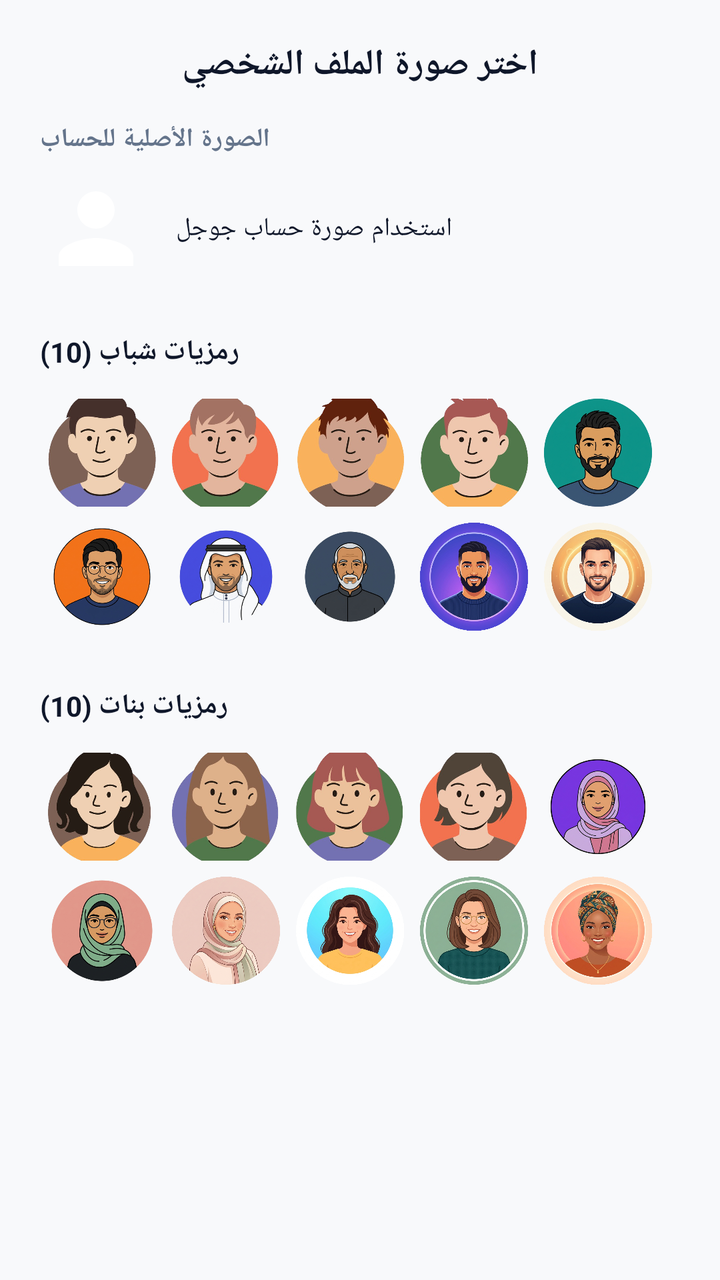
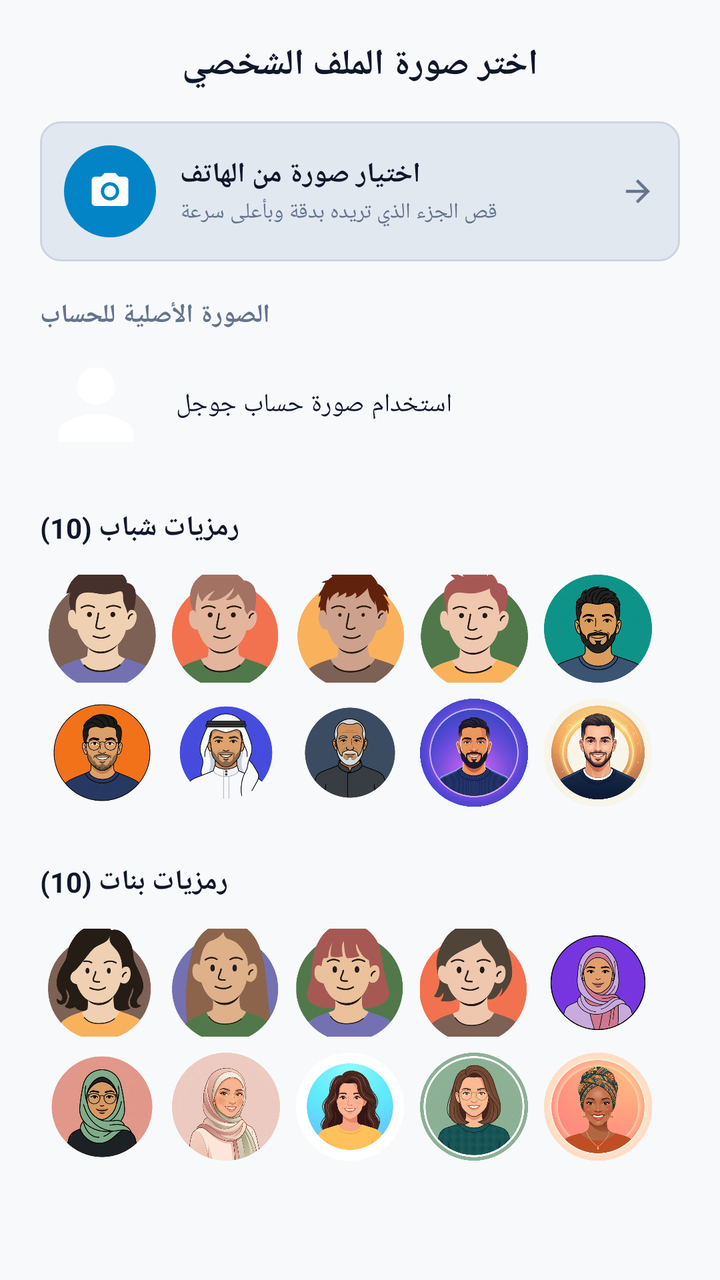

The first picture is an Android layout as it rendered before a commit; the second is the same layout after the commit. The layout source and the unified diff follow.
<!-- AndroidManifest.xml: application theme Theme.Material3.DayNight.NoActionBar -->
<!-- res/layout/dialog_select_avatar.xml -->
<?xml version="1.0" encoding="utf-8"?>
<LinearLayout xmlns:android="http://schemas.android.com/apk/res/android"
    android:layout_width="match_parent"
    android:layout_height="wrap_content"
    android:background="@color/bg_main"
    android:layoutDirection="locale"
    android:orientation="vertical"
    android:padding="20dp">

    
    <TextView
        android:layout_width="wrap_content"
        android:layout_height="wrap_content"
        android:layout_gravity="center_horizontal"
        android:layout_marginBottom="16dp"
        android:text="@string/select_avatar_title"
        android:textColor="@color/text_primary"
        android:textSize="18sp"
        android:textStyle="bold" />

    
    <ScrollView
        android:layout_width="match_parent"
        android:layout_height="wrap_content"
        android:scrollbars="vertical"
        android:fadeScrollbars="false">

        <LinearLayout
            android:layout_width="match_parent"
            android:layout_height="wrap_content"
            android:orientation="vertical">

            
            <TextView
                android:layout_width="wrap_content"
                android:layout_height="wrap_content"
                android:layout_marginBottom="8dp"
                android:text="الصورة الأصلية للحساب"
                android:textColor="@color/text_secondary"
                android:textSize="13sp"
                android:textStyle="bold" />

            <LinearLayout
                android:layout_width="match_parent"
                android:layout_height="wrap_content"
                android:layout_marginBottom="16dp"
                android:gravity="center_vertical"
                android:orientation="horizontal">

                <ImageView
                    android:id="@+id/ivGooglePhoto"
                    android:layout_width="56dp"
                    android:layout_height="56dp"
                    android:background="?attr/selectableItemBackgroundBorderless"
                    android:clickable="true"
                    android:focusable="true"
                    android:scaleType="centerCrop"
                    android:src="@drawable/ic_profile" />

                <TextView
                    android:layout_width="wrap_content"
                    android:layout_height="wrap_content"
                    android:layout_marginStart="12dp"
                    android:text="استخدام صورة حساب جوجل"
                    android:textColor="@color/text_primary"
                    android:textSize="13sp" />
            </LinearLayout>

            
            <TextView
                android:layout_width="wrap_content"
                android:layout_height="wrap_content"
                android:layout_marginTop="8dp"
                android:layout_marginBottom="10dp"
                android:text="رمزيات شباب (10)"
                android:textColor="@color/text_primary"
                android:textSize="14sp"
                android:textStyle="bold" />

            <GridLayout
                android:layout_width="match_parent"
                android:layout_height="wrap_content"
                android:alignmentMode="alignMargins"
                android:columnCount="5"
                android:gravity="center"
                android:layout_marginBottom="16dp">

                <ImageView
                    android:id="@+id/ivAvatar5"
                    android:layout_width="54dp"
                    android:layout_height="54dp"
                    android:layout_margin="4dp"
                    android:background="?attr/selectableItemBackgroundBorderless"
                    android:clickable="true"
                    android:focusable="true"
                    android:scaleType="centerCrop"
                    android:src="@drawable/avatar_5" />

                <ImageView
                    android:id="@+id/ivAvatar6"
                    android:layout_width="54dp"
                    android:layout_height="54dp"
                    android:layout_margin="4dp"
                    android:background="?attr/selectableItemBackgroundBorderless"
                    android:clickable="true"
                    android:focusable="true"
                    android:scaleType="centerCrop"
                    android:src="@drawable/avatar_6" />

                <ImageView
                    android:id="@+id/ivAvatar7"
                    android:layout_width="54dp"
                    android:layout_height="54dp"
                    android:layout_margin="4dp"
                    android:background="?attr/selectableItemBackgroundBorderless"
                    android:clickable="true"
                    android:focusable="true"
                    android:scaleType="centerCrop"
                    android:src="@drawable/avatar_7" />

                <ImageView
                    android:id="@+id/ivAvatar8"
                    android:layout_width="54dp"
                    android:layout_height="54dp"
                    android:layout_margin="4dp"
                    android:background="?attr/selectableItemBackgroundBorderless"
                    android:clickable="true"
                    android:focusable="true"
                    android:scaleType="centerCrop"
                    android:src="@drawable/avatar_8" />

                <ImageView
                    android:id="@+id/ivAvatar9"
                    android:layout_width="54dp"
                    android:layout_height="54dp"
                    android:layout_margin="4dp"
                    android:background="?attr/selectableItemBackgroundBorderless"
                    android:clickable="true"
                    android:focusable="true"
                    android:scaleType="centerCrop"
                    android:src="@drawable/avatar_9" />

                <ImageView
                    android:id="@+id/ivAvatar11"
                    android:layout_width="54dp"
                    android:layout_height="54dp"
                    android:layout_margin="4dp"
                    android:background="?attr/selectableItemBackgroundBorderless"
                    android:clickable="true"
                    android:focusable="true"
                    android:scaleType="centerCrop"
                    android:src="@drawable/avatar_11" />

                <ImageView
                    android:id="@+id/ivAvatar12"
                    android:layout_width="54dp"
                    android:layout_height="54dp"
                    android:layout_margin="4dp"
                    android:background="?attr/selectableItemBackgroundBorderless"
                    android:clickable="true"
                    android:focusable="true"
                    android:scaleType="centerCrop"
                    android:src="@drawable/avatar_12" />

                <ImageView
                    android:id="@+id/ivAvatar14"
                    android:layout_width="54dp"
                    android:layout_height="54dp"
                    android:layout_margin="4dp"
                    android:background="?attr/selectableItemBackgroundBorderless"
                    android:clickable="true"
                    android:focusable="true"
                    android:scaleType="centerCrop"
                    android:src="@drawable/avatar_14" />

                <ImageView
                    android:id="@+id/ivAvatar19"
                    android:layout_width="54dp"
                    android:layout_height="54dp"
                    android:layout_margin="4dp"
                    android:background="?attr/selectableItemBackgroundBorderless"
                    android:clickable="true"
                    android:focusable="true"
                    android:scaleType="centerCrop"
                    android:src="@drawable/avatar_19" />

                <ImageView
                    android:id="@+id/ivAvatar20"
                    android:layout_width="54dp"
                    android:layout_height="54dp"
                    android:layout_margin="4dp"
                    android:background="?attr/selectableItemBackgroundBorderless"
                    android:clickable="true"
                    android:focusable="true"
                    android:scaleType="centerCrop"
                    android:src="@drawable/avatar_20" />
            </GridLayout>

            
            <TextView
                android:layout_width="wrap_content"
                android:layout_height="wrap_content"
                android:layout_marginTop="8dp"
                android:layout_marginBottom="10dp"
                android:text="رمزيات بنات (10)"
                android:textColor="@color/text_primary"
                android:textSize="14sp"
                android:textStyle="bold" />

            <GridLayout
                android:layout_width="match_parent"
                android:layout_height="wrap_content"
                android:alignmentMode="alignMargins"
                android:columnCount="5"
                android:gravity="center"
                android:layout_marginBottom="12dp">

                <ImageView
                    android:id="@+id/ivAvatar1"
                    android:layout_width="54dp"
                    android:layout_height="54dp"
                    android:layout_margin="4dp"
                    android:background="?attr/selectableItemBackgroundBorderless"
                    android:clickable="true"
                    android:focusable="true"
                    android:scaleType="centerCrop"
                    android:src="@drawable/avatar_1" />

                <ImageView
                    android:id="@+id/ivAvatar2"
                    android:layout_width="54dp"
                    android:layout_height="54dp"
                    android:layout_margin="4dp"
                    android:background="?attr/selectableItemBackgroundBorderless"
                    android:clickable="true"
                    android:focusable="true"
                    android:scaleType="centerCrop"
                    android:src="@drawable/avatar_2" />

                <ImageView
                    android:id="@+id/ivAvatar3"
                    android:layout_width="54dp"
                    android:layout_height="54dp"
                    android:layout_margin="4dp"
                    android:background="?attr/selectableItemBackgroundBorderless"
                    android:clickable="true"
                    android:focusable="true"
                    android:scaleType="centerCrop"
                    android:src="@drawable/avatar_3" />

                <ImageView
                    android:id="@+id/ivAvatar4"
                    android:layout_width="54dp"
                    android:layout_height="54dp"
                    android:layout_margin="4dp"
                    android:background="?attr/selectableItemBackgroundBorderless"
                    android:clickable="true"
                    android:focusable="true"
                    android:scaleType="centerCrop"
                    android:src="@drawable/avatar_4" />

                <ImageView
                    android:id="@+id/ivAvatar10"
                    android:layout_width="54dp"
                    android:layout_height="54dp"
                    android:layout_margin="4dp"
                    android:background="?attr/selectableItemBackgroundBorderless"
                    android:clickable="true"
                    android:focusable="true"
                    android:scaleType="centerCrop"
                    android:src="@drawable/avatar_10" />

                <ImageView
                    android:id="@+id/ivAvatar13"
                    android:layout_width="54dp"
                    android:layout_height="54dp"
                    android:layout_margin="4dp"
                    android:background="?attr/selectableItemBackgroundBorderless"
                    android:clickable="true"
                    android:focusable="true"
                    android:scaleType="centerCrop"
                    android:src="@drawable/avatar_13" />

                <ImageView
                    android:id="@+id/ivAvatar15"
                    android:layout_width="54dp"
                    android:layout_height="54dp"
                    android:layout_margin="4dp"
                    android:background="?attr/selectableItemBackgroundBorderless"
                    android:clickable="true"
                    android:focusable="true"
                    android:scaleType="centerCrop"
                    android:src="@drawable/avatar_15" />

                <ImageView
                    android:id="@+id/ivAvatar16"
                    android:layout_width="54dp"
                    android:layout_height="54dp"
                    android:layout_margin="4dp"
                    android:background="?attr/selectableItemBackgroundBorderless"
                    android:clickable="true"
                    android:focusable="true"
                    android:scaleType="centerCrop"
                    android:src="@drawable/avatar_16" />

                <ImageView
                    android:id="@+id/ivAvatar17"
                    android:layout_width="54dp"
                    android:layout_height="54dp"
                    android:layout_margin="4dp"
                    android:background="?attr/selectableItemBackgroundBorderless"
                    android:clickable="true"
                    android:focusable="true"
                    android:scaleType="centerCrop"
                    android:src="@drawable/avatar_17" />

                <ImageView
                    android:id="@+id/ivAvatar18"
                    android:layout_width="54dp"
                    android:layout_height="54dp"
                    android:layout_margin="4dp"
                    android:background="?attr/selectableItemBackgroundBorderless"
                    android:clickable="true"
                    android:focusable="true"
                    android:scaleType="centerCrop"
                    android:src="@drawable/avatar_18" />
            </GridLayout>

        </LinearLayout>
    </ScrollView>

</LinearLayout>
<!-- resources referenced by this layout -->
<resources>
  <color name="bg_main">#F8F9FB</color>
  <color name="text_primary">#0F172A</color>
  <color name="text_secondary">#64748B</color>
  <!-- drawable avatar_1: png bitmap (drawable, 100801 bytes) -->
  <!-- drawable avatar_10: png bitmap (drawable, 151558 bytes) -->
  <!-- drawable avatar_11: png bitmap (drawable, 134210 bytes) -->
  <!-- drawable avatar_12: png bitmap (drawable, 125513 bytes) -->
  <!-- drawable avatar_13: png bitmap (drawable, 135354 bytes) -->
  <!-- drawable avatar_14: png bitmap (drawable, 110678 bytes) -->
  <!-- drawable avatar_15: png bitmap (drawable, 290011 bytes) -->
  <!-- drawable avatar_16: png bitmap (drawable, 226661 bytes) -->
  <!-- drawable avatar_17: png bitmap (drawable, 327430 bytes) -->
  <!-- drawable avatar_18: png bitmap (drawable, 327121 bytes) -->
  <!-- drawable avatar_19: png bitmap (drawable, 347630 bytes) -->
  <!-- drawable avatar_2: png bitmap (drawable, 90321 bytes) -->
  <!-- drawable avatar_20: png bitmap (drawable, 326725 bytes) -->
  <!-- drawable avatar_3: png bitmap (drawable, 96339 bytes) -->
  <!-- drawable avatar_4: png bitmap (drawable, 102244 bytes) -->
  <!-- drawable avatar_5: png bitmap (drawable, 86263 bytes) -->
  <!-- drawable avatar_6: png bitmap (drawable, 90290 bytes) -->
  <!-- drawable avatar_7: png bitmap (drawable, 93464 bytes) -->
  <!-- drawable avatar_8: png bitmap (drawable, 94118 bytes) -->
  <!-- drawable avatar_9: png bitmap (drawable, 149155 bytes) -->
  <!-- drawable ic_profile (drawable) -->
  <vector xmlns:android="http://schemas.android.com/apk/res/android"
      android:width="24dp"
      android:height="24dp"
      android:viewportWidth="24"
      android:viewportHeight="24">
    <path
        android:fillColor="#FFFFFFFF"
        android:pathData="M12,12c2.21,0 4,-1.79 4,-4s-1.79,-4 -4,-4 -4,1.79 -4,4 1.79,4 4,4zM12,14c-2.67,0 -8,1.34 -8,4v2h16v-2c0,-2.66 -5.33,-4 -8,-4z"/>
  </vector>
  <string name="select_avatar_title">اختر صورة الملف الشخصي</string>
</resources>

<!-- the commit's change to res/layout/dialog_select_avatar.xml (unified diff, before → after) -->
@@ -1,5 +1,6 @@
 <?xml version="1.0" encoding="utf-8"?>
 <LinearLayout xmlns:android="http://schemas.android.com/apk/res/android"
+    xmlns:app="http://schemas.android.com/apk/res-auto"
     android:layout_width="match_parent"
     android:layout_height="wrap_content"
     android:background="@color/bg_main"
@@ -31,6 +32,64 @@
             android:orientation="vertical">
 
             
+            <LinearLayout
+                android:id="@+id/btnPickCustomPhoto"
+                android:layout_width="match_parent"
+                android:layout_height="wrap_content"
+                android:layout_marginBottom="18dp"
+                android:background="@drawable/bg_tool_chip_idle"
+                android:clickable="true"
+                android:focusable="true"
+                android:gravity="center_vertical"
+                android:orientation="horizontal"
+                android:padding="12dp">
+
+                <FrameLayout
+                    android:layout_width="46dp"
+                    android:layout_height="46dp"
+                    android:background="@drawable/bg_send_comment_circle">
+
+                    <ImageView
+                        android:layout_width="22dp"
+                        android:layout_height="22dp"
+                        android:layout_gravity="center"
+                        android:src="@drawable/ic_camera"
+                        app:tint="#FFFFFF" />
+                </FrameLayout>
+
+                <LinearLayout
+                    android:layout_width="0dp"
+                    android:layout_height="wrap_content"
+                    android:layout_marginStart="12dp"
+                    android:layout_weight="1"
+                    android:orientation="vertical">
+
+                    <TextView
+                        android:layout_width="wrap_content"
+                        android:layout_height="wrap_content"
+                        android:text="اختيار صورة من الهاتف"
+                        android:textColor="@color/text_primary"
+                        android:textSize="14sp"
+                        android:textStyle="bold" />
+
+                    <TextView
+                        android:layout_width="wrap_content"
+                        android:layout_height="wrap_content"
+                        android:layout_marginTop="2dp"
+                        android:text="قص الجزء الذي تريده بدقة وبأعلى سرعة"
+                        android:textColor="@color/text_secondary"
+                        android:textSize="11sp" />
+                </LinearLayout>
+
+                <ImageView
+                    android:layout_width="18dp"
+                    android:layout_height="18dp"
+                    android:src="@drawable/ic_arrow_back"
+                    android:rotation="180"
+                    app:tint="@color/text_secondary" />
+            </LinearLayout>
+
+            
             <TextView
                 android:layout_width="wrap_content"
                 android:layout_height="wrap_content"
<!-- resource entries referenced after the edit -->
@@ -23,6 +23,40 @@
   <!-- drawable avatar_7: png bitmap (drawable, 93464 bytes) -->
   <!-- drawable avatar_8: png bitmap (drawable, 94118 bytes) -->
   <!-- drawable avatar_9: png bitmap (drawable, 149155 bytes) -->
+  <!-- drawable bg_send_comment_circle (drawable) -->
+  <?xml version="1.0" encoding="utf-8"?>
+  <shape xmlns:android="http://schemas.android.com/apk/res/android"
+      android:shape="oval">
+      <solid android:color="#0284C7" />
+  </shape>
+  <!-- drawable bg_tool_chip_idle (drawable) -->
+  <?xml version="1.0" encoding="utf-8"?>
+  <shape xmlns:android="http://schemas.android.com/apk/res/android">
+      <solid android:color="@color/chip_idle_bg" />
+      <corners android:radius="10dp" />
+      <stroke android:width="1dp" android:color="@color/chip_idle_stroke" />
+  </shape>
+  <!-- drawable ic_arrow_back (drawable) -->
+  <vector xmlns:android="http://schemas.android.com/apk/res/android"
+      android:width="24dp"
+      android:height="24dp"
+      android:viewportWidth="24"
+      android:viewportHeight="24"
+      android:autoMirrored="true">
+      <path
+          android:fillColor="#FFFFFFFF"
+          android:pathData="M20,11H7.83l5.59,-5.59L12,4l-8,8 8,8 1.41,-1.41L7.83,13H20v-2z"/>
+  </vector>
+  <!-- drawable ic_camera (drawable) -->
+  <vector xmlns:android="http://schemas.android.com/apk/res/android"
+      android:width="20dp"
+      android:height="20dp"
+      android:viewportWidth="24"
+      android:viewportHeight="24">
+      <path
+          android:fillColor="#FFFFFFFF"
+          android:pathData="M12,12m-3.2,0a3.2,3.2 0,1 1,6.4 0a3.2,3.2 0,1 1,-6.4 0M9,2L7.17,4H4c-1.1,0 -2,0.9 -2,2v12c0,1.1 0.9,2 2,2h16c1.1,0 2,-0.9 2,-2V6c0,-1.1 -0.9,-2 -2,-2h-3.17L15,2H9zm3,15c-2.76,0 -5,-2.24 -5,-5s2.24,-5 5,-5 5,2.24 5,5 -2.24,5 -5,5z"/>
+  </vector>
   <!-- drawable ic_profile (drawable) -->
   <vector xmlns:android="http://schemas.android.com/apk/res/android"
       android:width="24dp"
@@ -34,5 +68,7 @@
         android:pathData="M12,12c2.21,0 4,-1.79 4,-4s-1.79,-4 -4,-4 -4,1.79 -4,4 1.79,4 4,4zM12,14c-2.67,0 -8,1.34 -8,4v2h16v-2c0,-2.66 -5.33,-4 -8,-4z"/>
   </vector>
   <string name="select_avatar_title">اختر صورة الملف الشخصي</string>
+  <color name="chip_idle_bg">#E2E8F0</color>
+  <color name="chip_idle_stroke">#CBD5E1</color>
 </resources>
 
